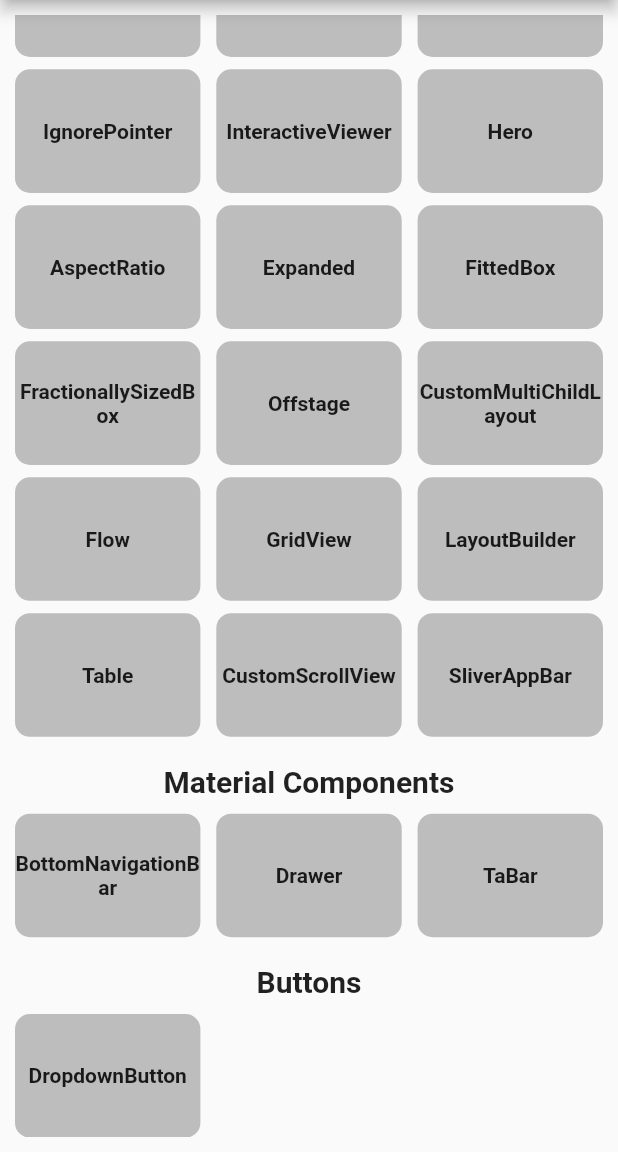
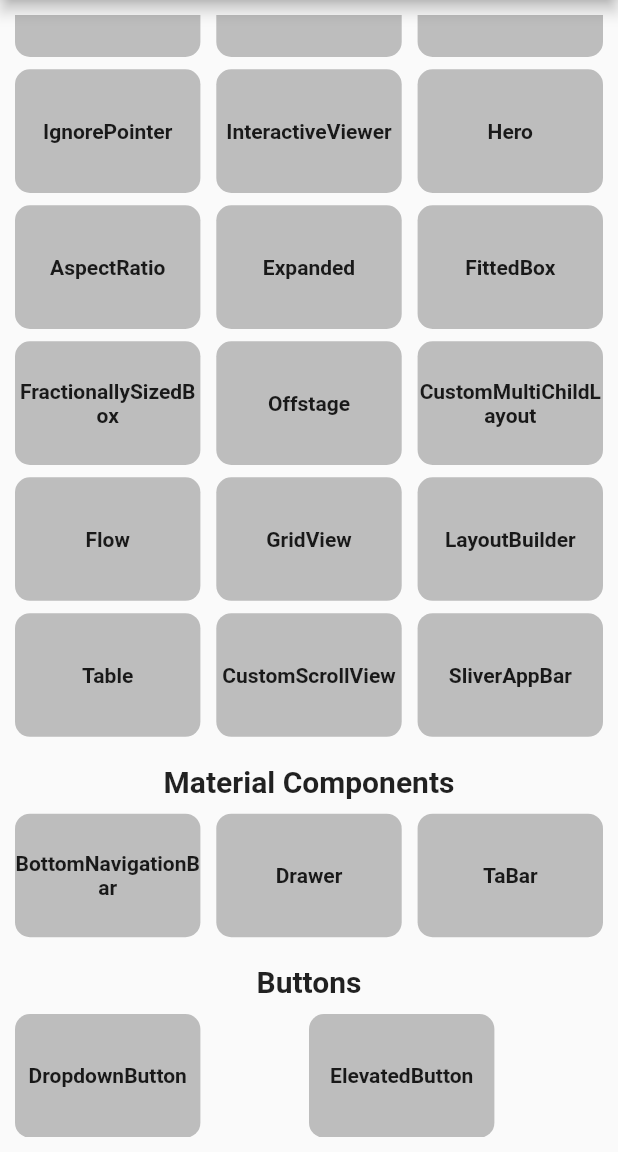
Before and after one commit to Bhargav5365/Flutter-widgets, a Flutter app: the screen it shows after launch, scrolled down 1500 dp, on a phone screen of 412 x 824 dp, the part 84-1236 px from its top. Run offline on Flutter 3.47's test engine with Material 2 defaults, Android fonts, the phone set to English and light mode, and no system bars.

Commit message:
ElevatedButton

```diff
--- a/lib/Home.dart
+++ b/lib/Home.dart
@@ -6,6 +6,7 @@ import 'package:flutter/cupertino.dart';
 import 'package:flutter/material.dart';
 import 'package:flutter_widgets/Material%20Components/BottomNavigationBar.dart';
 import 'package:flutter_widgets/Material%20Components/Buttons/DropdownButton.dart';
+import 'package:flutter_widgets/Material%20Components/Buttons/ElevatedButton.dart';
 import 'package:flutter_widgets/Material%20Components/Drawer.dart';
 import 'package:flutter_widgets/Material%20Components/TabBar.dart';
 import 'package:flutter_widgets/practice/AbsorbPointer.dart';
@@ -2074,6 +2075,33 @@ class _HomeState extends State<Home> {
                       ),
                     ),
                     Spacer(),
+                    GestureDetector(
+                      onTap: () {
+                        Navigator.push(
+                          context,
+                          MaterialPageRoute(
+                            builder: (context) => ZZZ(),
+                          ),
+                        );
+                        print('daf');
+                      },
+                      child: Container(
+                        height: screenSize.height * 0.1,
+                        width: screenSize.width * 0.3,
+                        decoration: BoxDecoration(
+                          color: Colors.grey[400],
+                          borderRadius: BorderRadius.all(
+                            Radius.circular(10),
+                          ),
+                        ),
+                        child: Center(
+                          child: Text('ElevatedButton',
+                              textAlign: TextAlign.center,
+                              style: TextStyle(fontWeight: FontWeight.bold)),
+                        ),
+                      ),
+                    ),
+                    Spacer(),
                   ],
                 ),
               ],
```
Also changed, not shown: lib/Material Components/Buttons/ElevatedButton.dart (added, +39 -0 lines).
